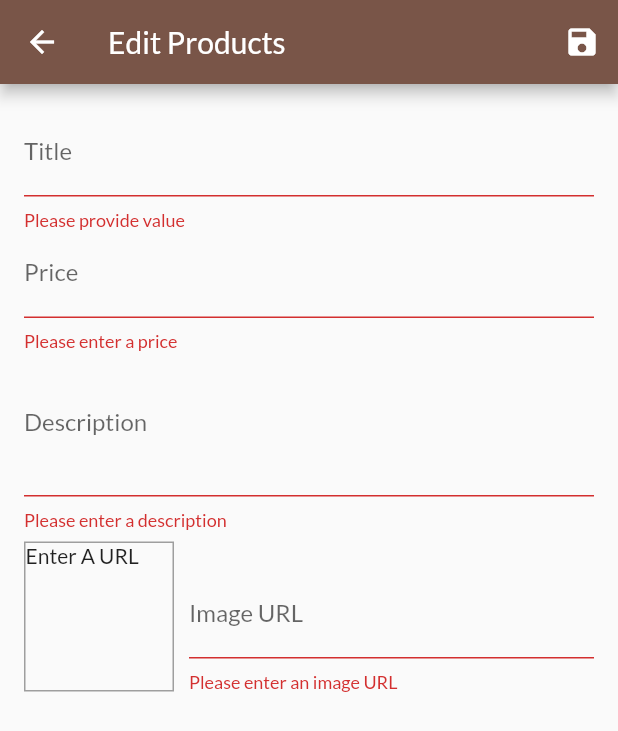
After one commit to akhildevj/flutter-shop-app, a Flutter app: the EditProductScreen screen opened by its route, after a tap on the "save" icon, on a phone screen of 412 x 824 dp. The commit adds this screen. Shown: the top 731 px of the screen. Run offline on Flutter 3.47's test engine with Material 2 defaults, Android fonts, the phone set to English and light mode, and no system bars; network calls fail.

Commit message:
Implemented Product Management

```diff
--- a/lib/main.dart
+++ b/lib/main.dart
@@ -4,9 +4,11 @@ import 'package:shop_app/providers/cart.dart';
 import 'package:shop_app/providers/orders.dart';
 import 'package:shop_app/providers/products.dart';
 import 'package:shop_app/screens/cart.dart';
+import 'package:shop_app/screens/edit_product.dart';
 import 'package:shop_app/screens/orders.dart';
 import 'package:shop_app/screens/products_detail.dart';
 import 'package:shop_app/screens/products_overview.dart';
+import 'package:shop_app/screens/user_products.dart';
 
 void main() {
   runApp(const MyApp());
@@ -32,7 +34,9 @@ class MyApp extends StatelessWidget {
         routes: {
           ProductDetailScreen.routeName: (_) => const ProductDetailScreen(),
           CartScreen.routeName: ((_) => const CartScreen()),
-          OrdersScreen.routeName: ((_) => const OrdersScreen())
+          OrdersScreen.routeName: ((_) => const OrdersScreen()),
+          UserProductsScreen.routeName: ((_) => const UserProductsScreen()),
+          EditProductScreen.routeName: ((_) => const EditProductScreen())
         },
       ),
     );
--- a/lib/providers/cart.dart
+++ b/lib/providers/cart.dart
@@ -58,6 +58,24 @@ class Cart with ChangeNotifier {
     notifyListeners();
   }
 
+  void removeSingleItem(String productId) {
+    if (!_items.containsKey(productId)) return;
+
+    var quantity = _items[productId]?.quantity ?? 0;
+    if (quantity > 1) {
+      _items.update(
+          productId,
+          (value) => CartItem(
+              id: value.id,
+              title: value.title,
+              quantity: value.quantity - 1,
+              price: value.price));
+    } else {
+      _items.remove(productId);
+    }
+    notifyListeners();
+  }
+
   void clear() {
     _items = {};
     notifyListeners();
--- /dev/null
+++ b/lib/screens/edit_product.dart
@@ -0,0 +1,216 @@
+import 'package:flutter/material.dart';
+import 'package:provider/provider.dart';
+import 'package:shop_app/providers/product.dart';
+import 'package:shop_app/providers/products.dart';
+
+class EditProductScreen extends StatefulWidget {
+  static const routeName = '/edit-product';
+  const EditProductScreen({Key? key}) : super(key: key);
+
+  @override
+  State<EditProductScreen> createState() => _EditProductScreenState();
+}
+
+class _EditProductScreenState extends State<EditProductScreen> {
+  final _priceFocusNode = FocusNode();
+  final _descriptionFocusNode = FocusNode();
+  final _imageController = TextEditingController();
+  final _form = GlobalKey<FormState>();
+
+  var _editedProduct =
+      Product(id: "", title: "", description: "", imageUrl: "", price: 0);
+  var _initValues = {"title": "", "description": "", "price": ""};
+
+  var _isInit = true;
+
+  @override
+  void didChangeDependencies() {
+    if (_isInit) {
+      final product = ModalRoute.of(context)?.settings.arguments;
+      if (product != null) {
+        final productId = product as String;
+        if (productId.isNotEmpty) {
+          _editedProduct = Provider.of<Products>(context).findById(productId);
+          _initValues = {
+            "title": _editedProduct.title,
+            "description": _editedProduct.description,
+            "price": _editedProduct.price.toString(),
+          };
+          _imageController.text = _editedProduct.imageUrl;
+        }
+      }
+    }
+    _isInit = false;
+    super.didChangeDependencies();
+  }
+
+  @override
+  void dispose() {
+    _priceFocusNode.dispose();
+    _descriptionFocusNode.dispose();
+    _imageController.dispose();
+    super.dispose();
+  }
+
+  void _saveForm() {
+    final isValid = _form.currentState?.validate();
+    if (isValid == null) return;
+    if (!isValid) return;
+    _form.currentState?.save();
+
+    if (_editedProduct.id.isNotEmpty) {
+      Provider.of<Products>(context, listen: false)
+          .updateProduct(_editedProduct.id, _editedProduct);
+    } else {
+      Provider.of<Products>(context, listen: false).addProduct(_editedProduct);
+    }
+  }
+
+  @override
+  Widget build(BuildContext context) {
+    return Scaffold(
+      appBar: AppBar(
+        title: const Text('Edit Products'),
+        actions: [
+          IconButton(onPressed: _saveForm, icon: const Icon(Icons.save))
+        ],
+      ),
+      body: Padding(
+        padding: const EdgeInsets.all(16),
+        child: Form(
+            key: _form,
+            child: SingleChildScrollView(
+              child: Column(
+                children: [
+                  TextFormField(
+                    initialValue: _initValues['title'],
+                    decoration: const InputDecoration(labelText: 'Title'),
+                    textInputAction: TextInputAction.next,
+                    onFieldSubmitted: (_) {
+                      FocusScope.of(context).requestFocus(_priceFocusNode);
+                    },
+                    validator: (String? value) {
+                      if (value == null) return 'Please provide value';
+                      if (value.isEmpty) return 'Please provide value';
+                      return null;
+                    },
+                    onSaved: (value) {
+                      _editedProduct = Product(
+                          id: _editedProduct.id,
+                          title: value as String,
+                          description: _editedProduct.description,
+                          imageUrl: _editedProduct.imageUrl,
+                          price: _editedProduct.price,
+                          isFavorite: _editedProduct.isFavorite);
+                    },
+                  ),
+                  TextFormField(
+                    initialValue: _initValues['price'],
+                    decoration: const InputDecoration(labelText: 'Price'),
+                    textInputAction: TextInputAction.next,
+                    keyboardType: TextInputType.number,
+                    focusNode: _priceFocusNode,
+                    onFieldSubmitted: (_) {
+                      FocusScope.of(context)
+                          .requestFocus(_descriptionFocusNode);
+                    },
+                    validator: (String? value) {
+                      if (value == null) return 'Please enter a price';
+                      if (value.isEmpty) return 'Please enter a price';
+                      if (double.tryParse(value) == null) {
+                        return 'Please enter a valid number';
+                      }
+                      if (double.parse(value) <= 0) {
+                        return 'Please enter a valid price greater than zero';
+                      }
+                      return null;
+                    },
+                    onSaved: (value) {
+                      _editedProduct = Product(
+                          id: _editedProduct.id,
+                          title: _editedProduct.title,
+                          description: _editedProduct.description,
+                          imageUrl: _editedProduct.imageUrl,
+                          price: double.parse(value as String),
+                          isFavorite: _editedProduct.isFavorite);
+                    },
+                  ),
+                  TextFormField(
+                    initialValue: _initValues['description'],
+                    decoration: const InputDecoration(labelText: 'Description'),
+                    keyboardType: TextInputType.multiline,
+                    maxLines: 3,
+                    focusNode: _descriptionFocusNode,
+                    validator: (String? value) {
+                      if (value == null) return 'Please enter a description';
+                      if (value.isEmpty) return 'Please enter a description';
+                      if (value.length <= 10) {
+                        return 'Should be at least 10 characters long';
+                      }
+                      return null;
+                    },
+                    onSaved: (value) {
+                      _editedProduct = Product(
+                          id: _editedProduct.id,
+                          title: _editedProduct.title,
+                          description: value as String,
+                          imageUrl: _editedProduct.imageUrl,
+                          price: _editedProduct.price,
+                          isFavorite: _editedProduct.isFavorite);
+                    },
+                  ),
+                  Row(
+                    crossAxisAlignment: CrossAxisAlignment.end,
+                    children: [
+                      Container(
+                        width: 100,
+                        height: 100,
+                        margin: const EdgeInsets.only(top: 8, right: 10),
+                        decoration: BoxDecoration(
+                            border: Border.all(width: 1, color: Colors.grey)),
+                        child: _imageController.text.isEmpty
+                            ? const Text('Enter A URL')
+                            : FittedBox(
+                                child: Image.network(
+                                  _imageController.text,
+                                  fit: BoxFit.cover,
+                                ),
+                              ),
+                      ),
+                      Expanded(
+                          child: TextFormField(
+                        decoration:
+                            const InputDecoration(labelText: 'Image URL'),
+                        keyboardType: TextInputType.url,
+                        textInputAction: TextInputAction.done,
+                        controller: _imageController,
+                        onEditingComplete: () => setState(() {}),
+                        validator: (String? value) {
+                          if (value == null) return 'Please enter an image URL';
+                          if (value.isEmpty) return 'Please enter an image URL';
+                          if (!value.startsWith('http') &&
+                              !value.startsWith('https')) {
+                            return 'Please enter a valid URL';
+                          }
+                          return null;
+                        },
+                        onFieldSubmitted: (_) => _saveForm(),
+                        onSaved: (value) {
+                          _editedProduct = Product(
+                              id: _editedProduct.id,
+                              title: _editedProduct.title,
+                              description: _editedProduct.description,
+                              imageUrl: value as String,
+                              price: _editedProduct.price,
+                              isFavorite: _editedProduct.isFavorite);
+                        },
+                      )),
+                    ],
+                  )
+                ],
+              ),
+            )),
+      ),
+    );
+  }
+}
--- a/lib/widgets/app_drawer.dart
+++ b/lib/widgets/app_drawer.dart
@@ -1,5 +1,6 @@
 import 'package:flutter/material.dart';
 import 'package:shop_app/screens/orders.dart';
+import 'package:shop_app/screens/user_products.dart';
 
 class AppDrawer extends StatelessWidget {
   const AppDrawer({Key? key}) : super(key: key);
@@ -24,6 +25,13 @@ class AppDrawer extends StatelessWidget {
           title: const Text('Orders'),
           onTap: () => Navigator.of(context)
               .pushReplacementNamed(OrdersScreen.routeName),
+        ),
+        const Divider(),
+        ListTile(
+          leading: const Icon(Icons.edit),
+          title: const Text('Manage Products'),
+          onTap: () => Navigator.of(context)
+              .pushReplacementNamed(UserProductsScreen.routeName),
         )
       ]),
     );
```
Also changed, not shown: lib/providers/products.dart (+21 -2 lines), lib/screens/user_products.dart (added, +45 -0 lines), lib/widgets/cart_item.dart (+21 -0 lines), lib/widgets/product_item.dart (+14 -0 lines), lib/widgets/user_product_item.dart (added, +42 -0 lines).
